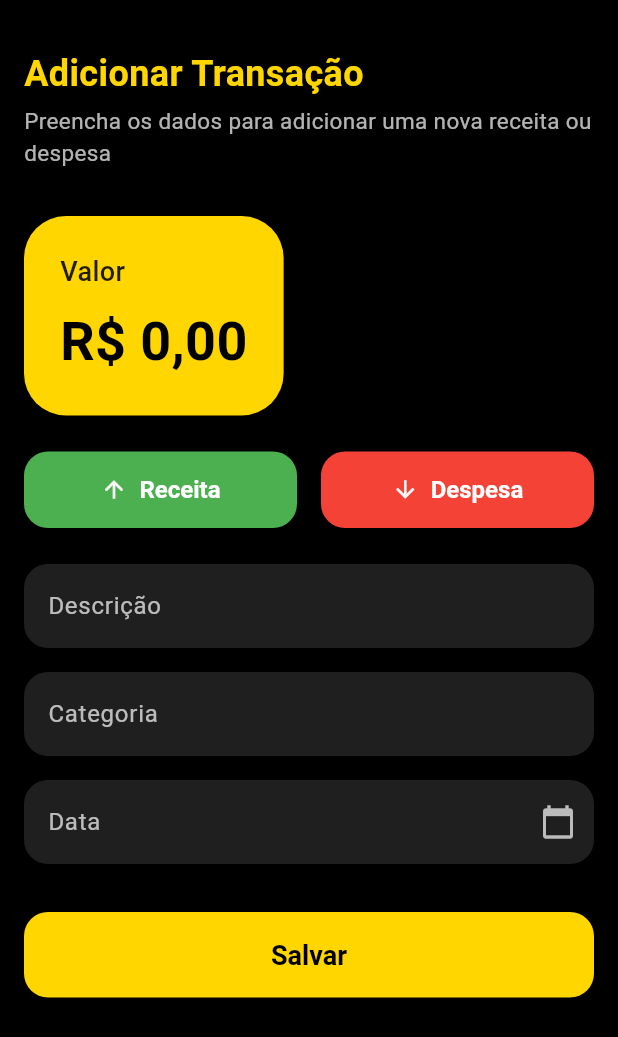
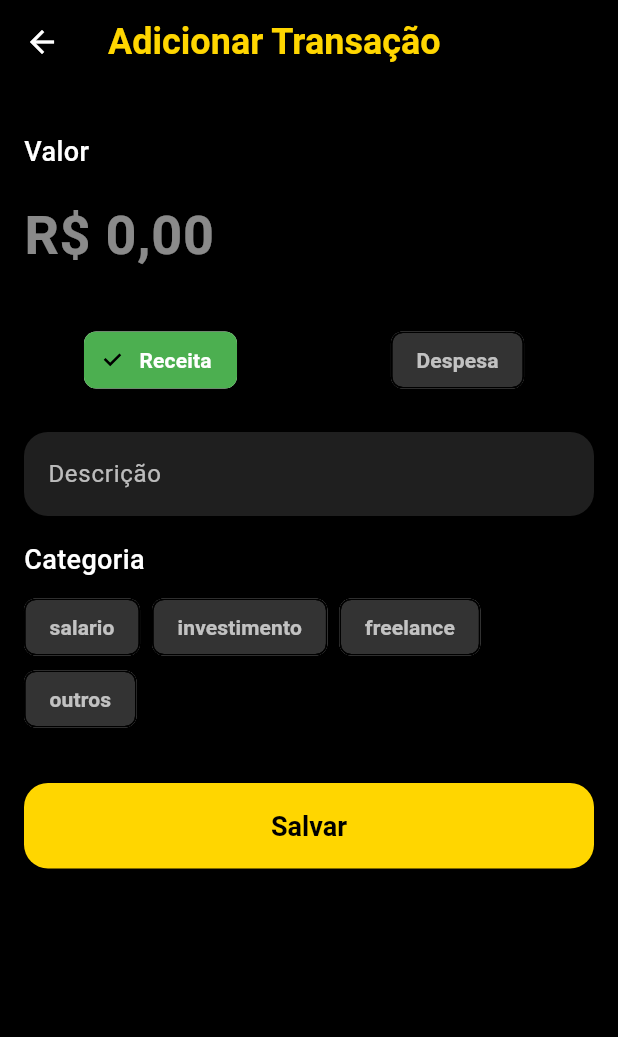
Before and after one commit to FrancimarioAraujo/cashflow, a Flutter app: the AddPage screen opened directly, on a phone screen of 412 x 824 dp. Shown: the top 1037 px of the screen. Run offline on Flutter 3.47's test engine with Material 3 defaults, Android fonts, the phone set to English and light mode, and no system bars; our stand-ins replace flutter_mobx, flutter_modular, mobx; generated files the repository leaves out were written again.

Commit message:
some adjustments

```diff
--- a/lib/app_module.dart
+++ b/lib/app_module.dart
@@ -1,5 +1,8 @@
 import 'package:cashflow/modules/auth/auth_controller.dart';
 import 'package:cashflow/modules/auth/auth_repository.dart';
+import 'package:cashflow/modules/incomes/controllers/income_controller.dart';
+import 'package:cashflow/modules/incomes/income_module.dart';
+import 'package:cashflow/modules/incomes/repositories/income_repository.dart';
 import 'package:flutter_modular/flutter_modular.dart';
 import 'package:cashflow/modules/home/home_module.dart';
 import 'package:cashflow/modules/splash/splash_module.dart';
@@ -9,7 +12,9 @@ class AppModule extends Module {
   @override
   void binds(i) {
     i.addSingleton(AuthRepository.new);
+    i.addSingleton(IncomeRepository.new);
     i.addSingleton(AuthController.new);
+    i.addSingleton(IncomeController.new);
   }
 
   @override
@@ -17,5 +22,6 @@ class AppModule extends Module {
     r.module('/', module: SplashModule());
     r.module('/auth', module: AuthModule());
     r.module('/home', module: HomeModule());
+    r.module('/income', module: IncomeModule());
   }
 }
--- a/lib/modules/home/add_page.dart
+++ /dev/null
@@ -1,173 +0,0 @@
-import 'package:flutter/material.dart';
-
-class AddPage extends StatefulWidget {
-  const AddPage({super.key});
-
-  @override
-  State<AddPage> createState() => _AddPageState();
-}
-
-class _AddPageState extends State<AddPage> {
-  @override
-  Widget build(BuildContext context) {
-    return Scaffold(
-      backgroundColor: Colors.black,
-      body: SingleChildScrollView(
-        padding: const EdgeInsets.symmetric(horizontal: 16.0, vertical: 32),
-        child: Column(
-          crossAxisAlignment: CrossAxisAlignment.start,
-          children: [
-            const Text(
-              "Adicionar Transação",
-              style: TextStyle(
-                fontSize: 24,
-                fontWeight: FontWeight.bold,
-                color: Color(0xFFFFD600),
-              ),
-            ),
-            const SizedBox(height: 4),
-            const Text(
-              "Preencha os dados para adicionar uma nova receita ou despesa",
-              style: TextStyle(fontSize: 15, color: Colors.white70),
-            ),
-            const SizedBox(height: 32),
-            Container(
-              padding: const EdgeInsets.all(24),
-              decoration: BoxDecoration(
-                color: const Color(0xFFFFD600),
-                borderRadius: BorderRadius.circular(28),
-              ),
-              child: Column(
-                crossAxisAlignment: CrossAxisAlignment.start,
-                children: const [
-                  Text(
-                    "Valor",
-                    style: TextStyle(
-                      fontSize: 18,
-                      color: Colors.black87,
-                      fontWeight: FontWeight.w500,
-                    ),
-                  ),
-                  SizedBox(height: 8),
-                  Text(
-                    "R\$ 0,00",
-                    style: TextStyle(
-                      fontSize: 36,
-                      fontWeight: FontWeight.bold,
-                      color: Colors.black,
-                    ),
-                  ),
-                ],
-              ),
-            ),
-            const SizedBox(height: 24),
-            Row(
-              children: [
-                Expanded(
-                  child: ElevatedButton.icon(
-                    style: ElevatedButton.styleFrom(
-                      backgroundColor: Colors.green,
-                      foregroundColor: Colors.white,
-                      padding: const EdgeInsets.symmetric(vertical: 16),
-                      shape: RoundedRectangleBorder(
-                        borderRadius: BorderRadius.circular(16),
-                      ),
-                    ),
-                    onPressed: () {},
-                    icon: const Icon(Icons.arrow_upward),
-                    label: const Text("Receita"),
-                  ),
-                ),
-                const SizedBox(width: 16),
-                Expanded(
-                  child: ElevatedButton.icon(
-                    style: ElevatedButton.styleFrom(
-                      backgroundColor: Colors.red,
-                      foregroundColor: Colors.white,
-                      padding: const EdgeInsets.symmetric(vertical: 16),
-                      shape: RoundedRectangleBorder(
-                        borderRadius: BorderRadius.circular(16),
-                      ),
-                    ),
-                    onPressed: () {},
-                    icon: const Icon(Icons.arrow_downward),
-                    label: const Text("Despesa"),
-                  ),
-                ),
-              ],
-            ),
-            const SizedBox(height: 24),
-            TextField(
-              style: const TextStyle(color: Colors.white),
-              decoration: InputDecoration(
-                labelText: "Descrição",
-                labelStyle: const TextStyle(color: Colors.white70),
-                filled: true,
-                fillColor: Colors.white12,
-                border: OutlineInputBorder(
-                  borderRadius: BorderRadius.circular(16),
-                  borderSide: BorderSide.none,
-                ),
-              ),
-            ),
-            const SizedBox(height: 16),
-            TextField(
-              style: const TextStyle(color: Colors.white),
-              decoration: InputDecoration(
-                labelText: "Categoria",
-                labelStyle: const TextStyle(color: Colors.white70),
-                filled: true,
-                fillColor: Colors.white12,
-                border: OutlineInputBorder(
-                  borderRadius: BorderRadius.circular(16),
-                  borderSide: BorderSide.none,
-                ),
-              ),
-            ),
-            const SizedBox(height: 16),
-            TextField(
-              style: const TextStyle(color: Colors.white),
-              decoration: InputDecoration(
-                labelText: "Data",
-                labelStyle: const TextStyle(color: Colors.white70),
-                filled: true,
-                fillColor: Colors.white12,
-                border: OutlineInputBorder(
-                  borderRadius: BorderRadius.circular(16),
-                  borderSide: BorderSide.none,
-                ),
-                suffixIcon: const Icon(
-                  Icons.calendar_today,
-                  color: Colors.white70,
-                ),
-              ),
-              readOnly: true,
-              onTap: () {
-                // Aqui você pode abrir um DatePicker
-              },
-            ),
-            const SizedBox(height: 32),
-            SizedBox(
-              width: double.infinity,
-              child: ElevatedButton(
-                style: ElevatedButton.styleFrom(
-                  backgroundColor: const Color(0xFFFFD600),
-                  foregroundColor: Colors.black,
-                  padding: const EdgeInsets.symmetric(vertical: 18),
-                  shape: RoundedRectangleBorder(
-                    borderRadius: BorderRadius.circular(16),
-                  ),
-                ),
-                onPressed: () {},
-                child: const Text(
-                  "Salvar",
-                  style: TextStyle(fontSize: 18, fontWeight: FontWeight.bold),
-                ),
-              ),
-            ),
-          ],
-        ),
-      ),
-    );
-  }
-}
--- a/lib/modules/home/home_module.dart
+++ b/lib/modules/home/home_module.dart
@@ -1,4 +1,4 @@
-import 'package:cashflow/modules/home/add_page.dart';
+import 'package:cashflow/modules/incomes/pages/add_page.dart';
 import 'package:cashflow/modules/home/dashboard_page.dart';
 import 'package:cashflow/modules/home/profile_page.dart';
 import 'package:cashflow/modules/home/reports_page.dart';
--- /dev/null
+++ b/lib/modules/incomes/controllers/income_controller.dart
@@ -0,0 +1,39 @@
+import 'package:mobx/mobx.dart';
+part 'income_controller.g.dart';
+
+class IncomeController = _IncomeControllerBase with _$IncomeController;
+
+abstract class _IncomeControllerBase with Store {
+  @observable
+  TransactionType transactionTypeSelected = TransactionType.income;
+
+  @action
+  void selectTransactionType(TransactionType type) {
+    transactionTypeSelected = type;
+  }
+
+  @observable
+  List<String> categoriesIncome = [
+    "salario",
+    "investimento",
+    "freelance",
+    "outros",
+  ];
+  @observable
+  List<String> categoriesExpense = [
+    "supermercado",
+    "educacao",
+    "beleza",
+    "saúde",
+    "transporte",
+    "outros",
+  ];
+
+  List<String> getCategories() {
+    return transactionTypeSelected == TransactionType.income
+        ? categoriesIncome
+        : categoriesExpense;
+  }
+}
+
+enum TransactionType { income, expense }
--- /dev/null
+++ b/lib/modules/incomes/pages/add_page.dart
@@ -0,0 +1,248 @@
+import 'package:cashflow/modules/incomes/controllers/income_controller.dart';
+import 'package:cashflow/shared/theme/constants/app_colors.dart';
+import 'package:flutter/material.dart';
+import 'package:flutter_modular/flutter_modular.dart';
+import 'package:flutter_mobx/flutter_mobx.dart';
+
+class AddPage extends StatefulWidget {
+  const AddPage({super.key});
+
+  @override
+  State<AddPage> createState() => _AddPageState();
+}
+
+class _AddPageState extends State<AddPage> {
+  final _formKey = GlobalKey<FormState>();
+  final TextEditingController _valorController = TextEditingController();
+  final TextEditingController _descricaoController = TextEditingController();
+  final TextEditingController _dateController = TextEditingController();
+  final IncomeController _incomeController = Modular.get<IncomeController>();
+  String? _selectedCategory;
+
+  @override
+  void dispose() {
+    _valorController.dispose();
+    _descricaoController.dispose();
+    _dateController.dispose();
+    super.dispose();
+  }
+
+  @override
+  Widget build(BuildContext context) {
+    return Scaffold(
+      backgroundColor: Colors.black,
+      appBar: AppBar(
+        backgroundColor: Colors.black,
+        elevation: 0,
+        title: const Text(
+          "Adicionar Transação",
+          style: TextStyle(
+            fontSize: 24,
+            fontWeight: FontWeight.bold,
+            color: Color(0xFFFFD600),
+          ),
+        ),
+      ),
+      body: Observer(
+        builder: (context) {
+          return SingleChildScrollView(
+            padding: const EdgeInsets.symmetric(horizontal: 16.0, vertical: 32),
+            child: Form(
+              key: _formKey,
+              child: Column(
+                crossAxisAlignment: CrossAxisAlignment.start,
+                children: [
+                  const Text(
+                    "Valor",
+                    style: TextStyle(
+                      fontSize: 18,
+                      color: Colors.white,
+                      fontWeight: FontWeight.w500,
+                    ),
+                  ),
+                  const SizedBox(height: 8),
+                  TextFormField(
+                    controller: _valorController,
+                    keyboardType: const TextInputType.numberWithOptions(
+                      decimal: true,
+                    ),
+                    style: const TextStyle(
+                      color: Colors.white,
+                      fontSize: 36,
+                      fontWeight: FontWeight.bold,
+                    ),
+                    decoration: InputDecoration(
+                      hintText: "R\$ 0,00",
+                      hintStyle: const TextStyle(
+                        color: Colors.white54,
+                        fontSize: 36,
+                      ),
+                      border: InputBorder.none,
+                    ),
+                    validator: (value) {
+                      if (value == null || value.isEmpty) {
+                        return "Informe o valor";
+                      }
+                      return null;
+                    },
+                  ),
+                  const SizedBox(height: 24),
+                  Row(
+                    children: [
+                      Expanded(
+                        child: ChoiceChip(
+                          label: const Text(
+                            "Receita",
+                            style: TextStyle(fontWeight: FontWeight.bold),
+                          ),
+                          selected:
+                              _incomeController.transactionTypeSelected ==
+                              TransactionType.income,
+                          selectedColor: Colors.green,
+                          backgroundColor: AppColors.darkGrey,
+                          labelStyle: TextStyle(
+                            color:
+                                _incomeController.transactionTypeSelected ==
+                                        TransactionType.income
+                                    ? Colors.white
+                                    : Colors.white70,
+                          ),
+                          onSelected: (selected) {
+                            _incomeController.transactionTypeSelected =
+                                TransactionType.income;
+                          },
+                        ),
+                      ),
+                      const SizedBox(width: 16),
+                      Expanded(
+                        child: ChoiceChip(
+                          label: const Text(
+                            "Despesa",
+                            style: TextStyle(fontWeight: FontWeight.bold),
+                          ),
+                          selected:
+                              _incomeController.transactionTypeSelected ==
+                              TransactionType.expense,
+                          selectedColor: Colors.red,
+                          backgroundColor: AppColors.darkGrey,
+                          labelStyle: TextStyle(
+                            color:
+                                _incomeController.transactionTypeSelected ==
+                                        TransactionType.expense
+                                    ? Colors.white
+                                    : Colors.white70,
+                          ),
+                          onSelected: (selected) {
+                            _incomeController.transactionTypeSelected =
+                                TransactionType.expense;
+                          },
+                        ),
+                      ),
+                    ],
+                  ),
+                  const SizedBox(height: 24),
+                  // Campo Descrição
+                  TextFormField(
+                    controller: _descricaoController,
+                    style: const TextStyle(color: Colors.white),
+                    decoration: InputDecoration(
+                      labelText: "Descrição",
+                      labelStyle: const TextStyle(color: Colors.white70),
+                      filled: true,
+                      fillColor: Colors.white12,
+                      border: OutlineInputBorder(
+                        borderRadius: BorderRadius.circular(16),
+                        borderSide: BorderSide.none,
+                      ),
+                    ),
+                    validator: (value) {
+                      if (value == null || value.isEmpty) {
+                        return "Informe a descrição";
+                      }
+                      return null;
+                    },
+                  ),
+                  const SizedBox(height: 16),
+                  const Text(
+                    "Categoria",
+                    style: TextStyle(
+                      fontSize: 18,
+                      color: Colors.white,
+                      fontWeight: FontWeight.w500,
+                    ),
+                  ),
+                  const SizedBox(height: 8),
+                  Wrap(
+                    spacing: 8,
+                    children:
+                        _incomeController.getCategories().map((category) {
+                          final bool isSelected = _selectedCategory == category;
+                          return ChoiceChip(
+                            label: Text(
+                              category,
+                              style: TextStyle(
+                                fontWeight: FontWeight.bold,
+                                color:
+                                    isSelected ? Colors.white : Colors.white70,
+                              ),
+                            ),
+                            selected: isSelected,
+                            selectedColor:
+                                _incomeController.transactionTypeSelected ==
+                                        TransactionType.income
+                                    ? Colors.green
+                                    : Colors.red,
+                            backgroundColor: AppColors.darkGrey,
+                            onSelected: (selected) {
+                              setState(() {
+                                _selectedCategory = category;
+                              });
+                            },
+                          );
+                        }).toList(),
+                  ),
+
+                  const SizedBox(height: 32),
+
+                  SizedBox(
+                    width: double.infinity,
+                    child: ElevatedButton(
+                      style: ElevatedButton.styleFrom(
+                        backgroundColor: const Color(0xFFFFD600),
+                        foregroundColor: Colors.black,
+                        padding: const EdgeInsets.symmetric(vertical: 18),
+                        shape: RoundedRectangleBorder(
+                          borderRadius: BorderRadius.circular(16),
+                        ),
+                      ),
+                      onPressed: () {
+                        if (_formKey.currentState!.validate() &&
+                            _selectedCategory != null) {
+                          // Realize a conversão e o salvamento dos dados.
+                          // Exemplo: converter o valor e armazenar os dados coletados.
+                        } else if (_selectedCategory == null) {
+                          ScaffoldMessenger.of(context).showSnackBar(
+                            const SnackBar(
+                              content: Text("Selecione uma categoria"),
+                            ),
+                          );
+                        }
+                      },
+                      child: const Text(
+                        "Salvar",
+                        style: TextStyle(
+                          fontSize: 18,
+                          fontWeight: FontWeight.bold,
+                        ),
+                      ),
+                    ),
+                  ),
+                ],
+              ),
+            ),
+          );
+        },
+      ),
+    );
+  }
+}
```
Also changed, not shown: lib/modules/incomes/income_module.dart (added, +11 -0 lines), lib/modules/incomes/models/income_model.dart (added, +35 -0 lines), lib/modules/incomes/repositories/income_repository.dart (added, +97 -0 lines), lib/modules/incomes/controllers/income_controller.g.dart (added).
